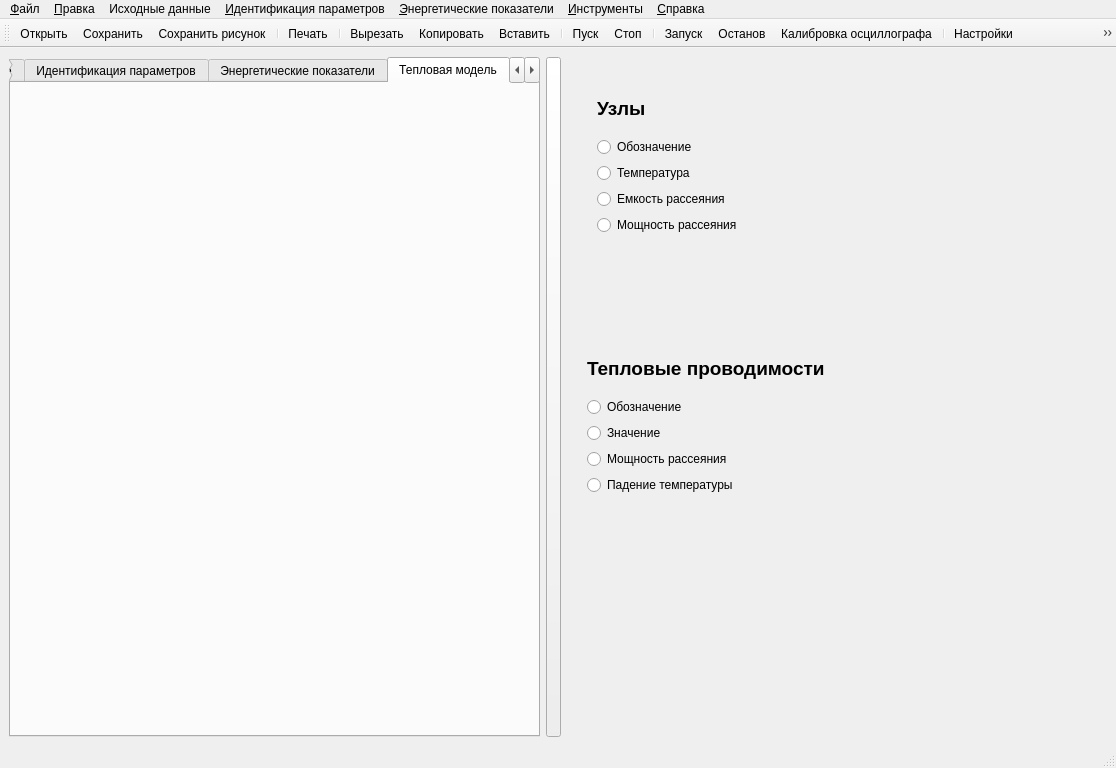
Before: the Qt Designer form ImView/mainwindow.ui in Ivanos121/ImView, drawn with Qt 5.
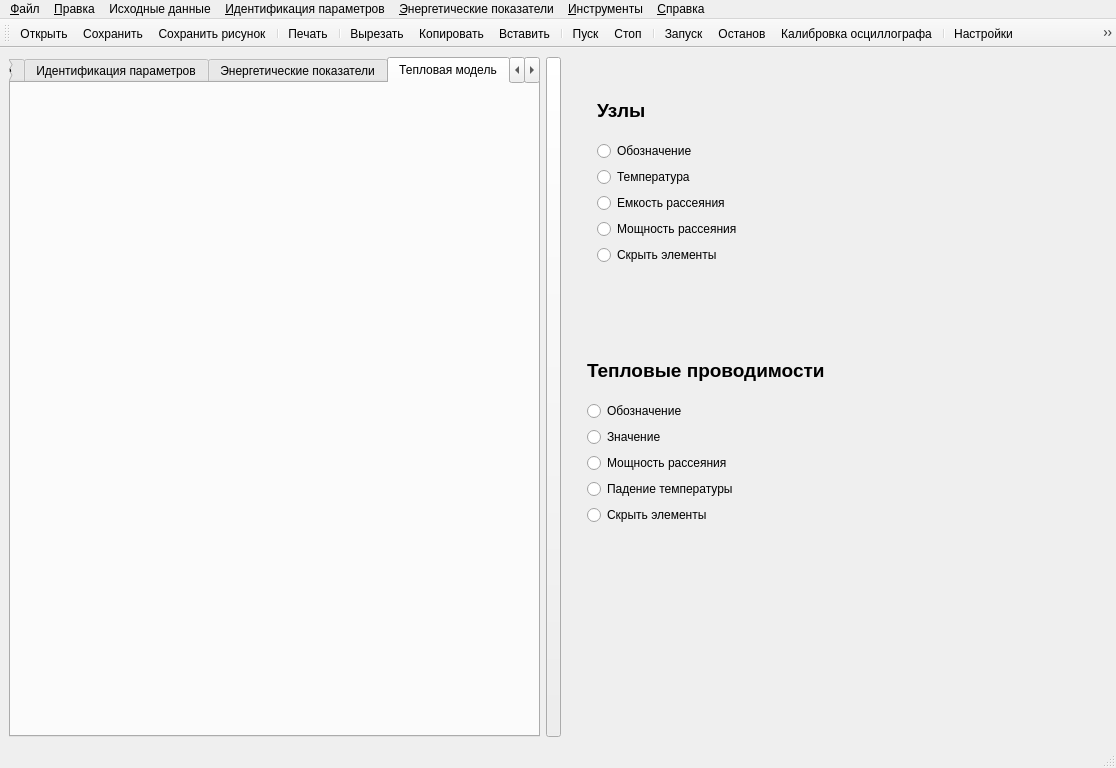
After: the same form once the commit is applied. The open tabs and pages were chosen to show the change. Icons and pictures are not drawn. Custom widgets are drawn as their Qt base class.

```diff
--- a/ImView/mainwindow.ui
+++ b/ImView/mainwindow.ui
@@ -841,7 +841,7 @@
           <x>30</x>
           <y>30</y>
           <width>271</width>
-          <height>148</height>
+          <height>178</height>
          </rect>
         </property>
         <layout class="QVBoxLayout" name="verticalLayout_10">
@@ -880,6 +880,13 @@
            </property>
           </widget>
          </item>
+         <item>
+          <widget class="QRadioButton" name="radioButton_9">
+           <property name="text">
+            <string>Скрыть элементы</string>
+           </property>
+          </widget>
+         </item>
         </layout>
        </widget>
        <widget class="QWidget" name="layoutWidget">
@@ -888,7 +895,7 @@
           <x>20</x>
           <y>290</y>
           <width>281</width>
-          <height>148</height>
+          <height>178</height>
          </rect>
         </property>
         <layout class="QVBoxLayout" name="verticalLayout_8">
@@ -927,6 +934,13 @@
            </property>
           </widget>
          </item>
+         <item>
+          <widget class="QRadioButton" name="radioButton_10">
+           <property name="text">
+            <string>Скрыть элементы</string>
+           </property>
+          </widget>
+         </item>
         </layout>
        </widget>
       </widget>
```
Left out of the diff: 401 changed lines with no effect on the pictures.
